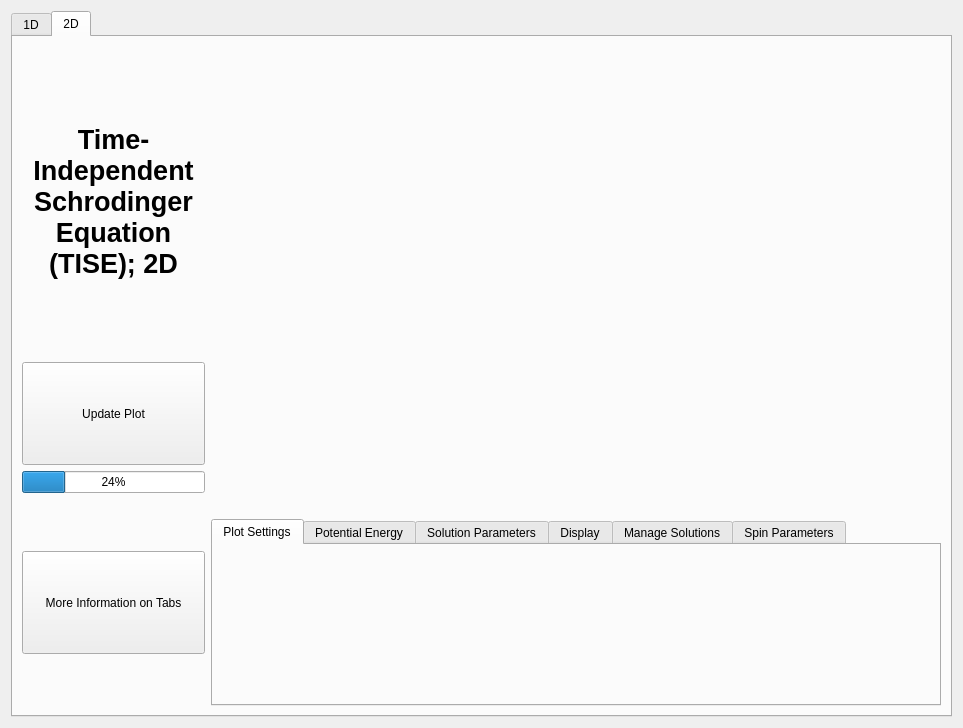
The window that tisemainwindow.ui (ambeech1/QSandbox) describes before a commit, drawn with Qt 5.
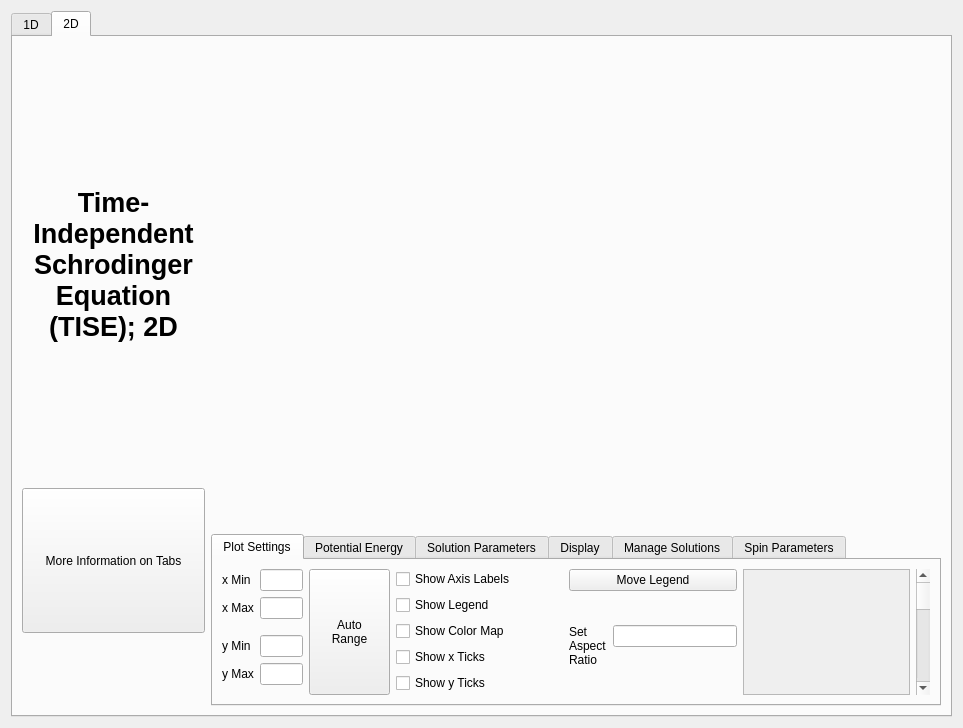
The same window after the commit. The open tabs and pages were chosen to show the change. Custom widgets are drawn as their Qt base class.

```diff
--- a/tisemainwindow.ui
+++ b/tisemainwindow.ui
@@ -667,7 +667,7 @@
        <item>
         <layout class="QHBoxLayout" name="horizontalLayout_2" stretch="1,4">
          <item>
-          <layout class="QVBoxLayout" name="verticalLayout_5" stretch="1,4,1,2,1,1,2,1">
+          <layout class="QVBoxLayout" name="verticalLayout_5" stretch="1,4,1,2,1">
            <item>
             <spacer name="verticalSpacer_5">
              <property name="orientation">
@@ -714,39 +714,6 @@
              </property>
             </spacer>
            </item>
-           <item>
-            <widget class="QPushButton" name="updatePlot2d">
-             <property name="sizePolicy">
-              <sizepolicy hsizetype="Minimum" vsizetype="Expanding">
-               <horstretch>0</horstretch>
-               <verstretch>0</verstretch>
-              </sizepolicy>
-             </property>
-             <property name="text">
-              <string>Update Plot</string>
-             </property>
-            </widget>
-           </item>
-           <item>
-            <widget class="QProgressBar" name="progressBar_2">
-             <property name="value">
-              <number>24</number>
-             </property>
-            </widget>
-           </item>
-           <item>
-            <spacer name="verticalSpacer_7">
-             <property name="orientation">
-              <enum>Qt::Orientation::Vertical</enum>
-             </property>
-             <property name="sizeHint" stdset="0">
-              <size>
-               <width>20</width>
-               <height>40</height>
-              </size>
-             </property>
-            </spacer>
-           </item>
            <item>
             <widget class="QPushButton" name="pushButton_2">
              <property name="sizePolicy">
@@ -776,7 +743,7 @@
           </layout>
          </item>
          <item>
-          <layout class="QVBoxLayout" name="verticalLayout_6" stretch="5,2">
+          <layout class="QVBoxLayout" name="verticalLayout_6" stretch="5,1">
            <item>
             <widget class="QCustomPlot" name="TISEPlot2D" native="true"/>
            </item>
@@ -795,6 +762,175 @@
               <attribute name="title">
                <string>Plot Settings</string>
               </attribute>
+              <layout class="QVBoxLayout" name="verticalLayout_21">
+               <item>
+                <layout class="QHBoxLayout" name="horizontalLayout_7" stretch="2,2,2,2,1">
+                 <item>
+                  <layout class="QGridLayout" name="gridLayout_3" columnstretch="1,1" columnminimumwidth="1,1">
+                   <item row="1" column="0">
+                    <layout class="QFormLayout" name="formLayout_8">
+                     <item row="0" column="0">
+                      <widget class="QLabel" name="label_14">
+                       <property name="text">
+                        <string>y Min</string>
+                       </property>
+                      </widget>
+                     </item>
+                     <item row="0" column="1">
+                      <widget class="QLineEdit" name="ymin_2"/>
+                     </item>
+                     <item row="1" column="0">
+                      <widget class="QLabel" name="label_15">
+                       <property name="text">
+                        <string>y Max</string>
+                       </property>
+                      </widget>
+                     </item>
+                     <item row="1" column="1">
+                      <widget class="QLineEdit" name="ymax_2"/>
+                     </item>
+                    </layout>
+                   </item>
+                   <item row="0" column="0">
+                    <layout class="QFormLayout" name="formLayout_9">
+                     <item row="0" column="0">
+                      <widget class="QLabel" name="label_16">
+                       <property name="text">
+                        <string>x Min</string>
+                       </property>
+                      </widget>
+                     </item>
+                     <item row="0" column="1">
+                      <widget class="QLineEdit" name="xmin_2">
+                       <property name="text">
+                        <string/>
+                       </property>
+                      </widget>
+                     </item>
+                     <item row="1" column="0">
+                      <widget class="QLabel" name="label_17">
+                       <property name="text">
+                        <string>x Max</string>
+                       </property>
+                      </widget>
+                     </item>
+                     <item row="1" column="1">
+                      <widget class="QLineEdit" name="xmax_2"/>
+                     </item>
+                    </layout>
+                   </item>
+                   <item row="0" column="1" rowspan="2">
+                    <widget class="QPushButton" name="autoRange1d_2">
+                     <property name="sizePolicy">
+                      <sizepolicy hsizetype="Expanding" vsizetype="Minimum">
+                       <horstretch>0</horstretch>
+                       <verstretch>0</verstretch>
+                      </sizepolicy>
+                     </property>
+                     <property name="text">
+                      <string>Auto
+Range</string>
+                     </property>
+                    </widget>
+                   </item>
+                  </layout>
+                 </item>
+                 <item>
+                  <layout class="QVBoxLayout" name="verticalLayout_19">
+                   <item>
+                    <widget class="QCheckBox" name="showAxisLabels_2">
+                     <property name="text">
+                      <string>Show Axis Labels</string>
+                     </property>
+                    </widget>
+                   </item>
+                   <item>
+                    <widget class="QCheckBox" name="showLegend_2">
+                     <property name="text">
+                      <string>Show Legend</string>
+                     </property>
+                    </widget>
+                   </item>
+                   <item>
+                    <widget class="QCheckBox" name="showColormap">
+                     <property name="text">
+                      <string>Show Color Map</string>
+                     </property>
+                    </widget>
+                   </item>
+                   <item>
+                    <widget class="QCheckBox" name="showXTicks_2">
+                     <property name="text">
+                      <string>Show x Ticks</string>
+                     </property>
+                    </widget>
+                   </item>
+                   <item>
+                    <widget class="QCheckBox" name="showYTicksL_2">
+                     <property name="text">
+                      <string>Show y Ticks</string>
+                     </property>
+                    </widget>
+                   </item>
+                  </layout>
+                 </item>
+                 <item>
+                  <layout class="QVBoxLayout" name="verticalLayout_20">
+                   <item>
+                    <widget class="QPushButton" name="moveLegend">
+                     <property name="text">
+                      <string>Move Legend</string>
+                     </property>
+                    </widget>
+                   </item>
+                   <item>
+                    <layout class="QFormLayout" name="formLayout_10">
+                     <property name="formAlignment">
+                      <set>Qt::AlignmentFlag::AlignLeading|Qt::AlignmentFlag::AlignLeft|Qt::AlignmentFlag::AlignVCenter</set>
+                     </property>
+                     <item row="0" column="0">
+                      <widget class="QLabel" name="label_19">
+                       <property name="text">
+                        <string>Set
+Aspect
+Ratio</string>
+                       </property>
+                      </widget>
+                     </item>
+                     <item row="0" column="1">
+                      <widget class="QLineEdit" name="lineEdit_8"/>
+                     </item>
+                    </layout>
+                   </item>
+                  </layout>
+                 </item>
+                 <item>
+                  <widget class="QScrollArea" name="scrollArea_2">
+                   <property name="widgetResizable">
+                    <bool>true</bool>
+                   </property>
+                   <widget class="QWidget" name="scrollAreaWidgetContents_2">
+                    <property name="geometry">
+                     <rect>
+                      <x>0</x>
+                      <y>0</y>
+                      <width>160</width>
+                      <height>125</height>
+                     </rect>
+                    </property>
+                   </widget>
+                  </widget>
+                 </item>
+                 <item>
+                  <widget class="QScrollBar" name="verticalScrollBar_2">
+                   <property name="orientation">
+                    <enum>Qt::Orientation::Vertical</enum>
+                   </property>
+                  </widget>
+                 </item>
+                </layout>
+               </item>
+              </layout>
              </widget>
              <widget class="QWidget" name="potentialenergy_2">
               <attribute name="title">
@@ -805,6 +941,99 @@
               <attribute name="title">
                <string>Solution Parameters</string>
               </attribute>
+              <layout class="QVBoxLayout" name="verticalLayout_25">
+               <item>
+                <layout class="QHBoxLayout" name="horizontalLayout_9" stretch="1,1,2">
+                 <item>
+                  <layout class="QFormLayout" name="formLayout_14">
+                   <property name="formAlignment">
+                    <set>Qt::AlignmentFlag::AlignLeading|Qt::AlignmentFlag::AlignLeft|Qt::AlignmentFlag::AlignVCenter</set>
+                   </property>
+                   <item row="0" column="0">
+                    <widget class="QLabel" name="label_23">
+                     <property name="text">
+                      <string>x Position Step</string>
+                     </property>
+                    </widget>
+                   </item>
+                   <item row="0" column="1">
+                    <widget class="QLineEdit" name="lineEdit_6"/>
+                   </item>
+                   <item row="2" column="0">
+                    <widget class="QLabel" name="label_24">
+                     <property name="text">
+                      <string>Principal Quantum Number</string>
+                     </property>
+                    </widget>
+                   </item>
+                   <item row="2" column="1">
+                    <widget class="QLineEdit" name="lineEdit_7"/>
+                   </item>
+                   <item row="3" column="0" colspan="2">
+                    <widget class="QCheckBox" name="checkBox_14">
+                     <property name="text">
+                      <string>Calculate Up To Principal Quantum Number</string>
+                     </property>
+                    </widget>
+                   </item>
+                   <item row="1" column="0">
+                    <widget class="QLabel" name="label_18">
+                     <property name="text">
+                      <string>y Position Step</string>
+                     </property>
+                    </widget>
+                   </item>
+                   <item row="1" column="1">
+                    <widget class="QLineEdit" name="lineEdit_3"/>
+                   </item>
+                  </layout>
+                 </item>
+                 <item>
+                  <layout class="QVBoxLayout" name="verticalLayout_24">
+                   <item>
+                    <widget class="QPushButton" name="updatePlot1d_2">
+                     <property name="sizePolicy">
+                      <sizepolicy hsizetype="Minimum" vsizetype="Expanding">
+                       <horstretch>0</horstretch>
+                       <verstretch>0</verstretch>
+                      </sizepolicy>
+                     </property>
+                     <property name="text">
+                      <string>Compute Solution</string>
+                     </property>
+                    </widget>
+                   </item>
+                   <item>
+                    <widget class="QProgressBar" name="progressBar_2">
+                     <property name="sizePolicy">
+                      <sizepolicy hsizetype="Expanding" vsizetype="Fixed">
+                       <horstretch>0</horstretch>
+                       <verstretch>0</verstretch>
+                      </sizepolicy>
+                     </property>
+                     <property name="value">
+                      <number>24</number>
+                     </property>
+                    </widget>
+                   </item>
+                  </layout>
+                 </item>
+                 <item>
+                  <spacer name="horizontalSpacer_5">
+                   <property name="orientation">
+                    <enum>Qt::Orientation::Horizontal</enum>
+                   </property>
+                   <property name="sizeHint" stdset="0">
+                    <size>
+                     <width>40</width>
+                     <height>20</height>
+                    </size>
+                   </property>
+                  </spacer>
+                 </item>
+                </layout>
+               </item>
+              </layout>
              </widget>
              <widget class="QWidget" name="display_2">
               <attribute name="title">
```
Left out of the diff: 249 changed lines with no effect on the pictures.
